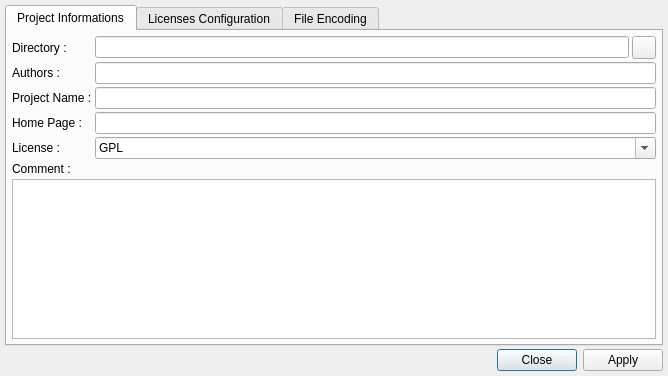
Above: v2/trunk/plugins/base/ProjectHeaders/src/ui/UIProjectHeaders.ui from testmana2/mks before the change. Below: the same form after it.
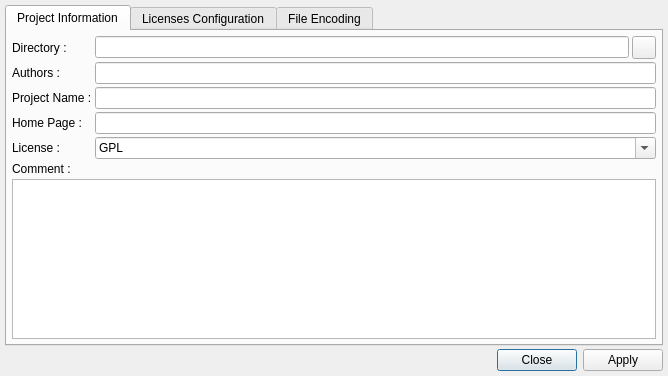
That is the form after the change. Icons and pictures are not drawn.

```diff
--- a/v2/trunk/plugins/base/ProjectHeaders/src/ui/UIProjectHeaders.ui
+++ b/v2/trunk/plugins/base/ProjectHeaders/src/ui/UIProjectHeaders.ui
@@ -38,7 +38,7 @@
        </rect>
       </property>
       <attribute name="title" >
-       <string>Project Informations</string>
+       <string>Project Information</string>
       </attribute>
       <layout class="QGridLayout" >
        <property name="margin" >
```
